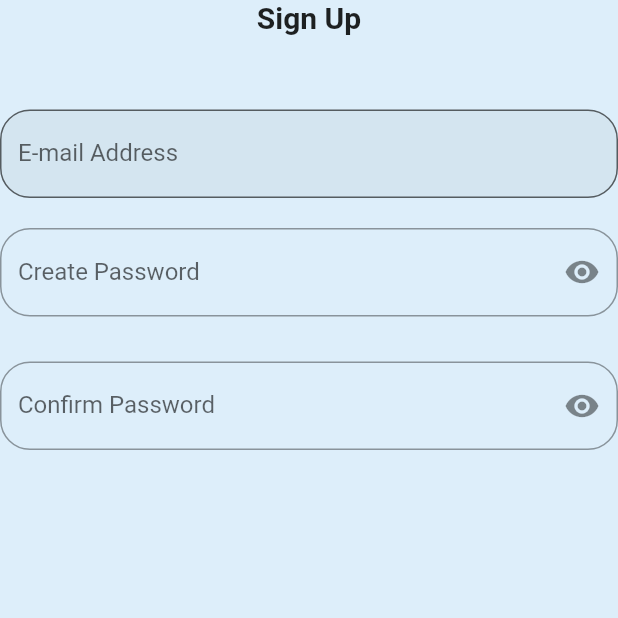
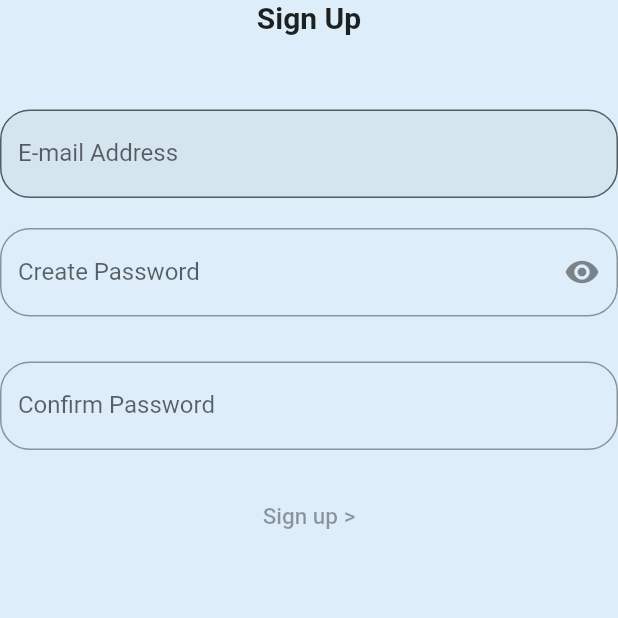
Before and after one commit to vipul-2003/Flutter-Development, a Flutter app: the screen it shows after launch, on a phone screen of 412 x 824 dp, the top half of it. Run offline on Flutter 3.47's test engine with Material 2 defaults, Android fonts, the light colour scheme and no system bars; our stand-ins replace animated_text_kit, audioplayers, firebase_auth, firebase_core, modal_progress_hud_nsn; accounts and stored records are empty; Roboto replaces fonts that are missing (Pacifico).

Commit message:
--- Auto Git Commit ---

```diff
--- a/sig/lib/Screens/LoginScreen.dart
+++ b/sig/lib/Screens/LoginScreen.dart
@@ -22,7 +22,7 @@ class _loginScreenState extends State<loginScreen> {
             Expanded(
               flex: 3,
               child: Container(
-                alignment :Alignment.center ,
+                alignment: Alignment.center,
                 height: 150.00,
                 decoration: const BoxDecoration(
                   color: Color.fromARGB(255, 221, 238, 250),
@@ -32,7 +32,6 @@ class _loginScreenState extends State<loginScreen> {
                   ),
                 ),
                 child: Column(
-
                   children: [
                     const Text(
                       'Sign Up',
@@ -45,29 +44,26 @@ class _loginScreenState extends State<loginScreen> {
                     const SizedBox(
                       height: 50.0,
                     ),
-                     TextFormField(
+                    TextFormField(
                       // onChanged: (value) {
                       //   email = value;
                       // },
                       textAlign: TextAlign.center,
                       decoration: InputDecoration(
                         labelText: 'E-mail Address',
+                        labelStyle: const TextStyle(),
                         hintText: 'Enter Your Email ID',
-                          border: OutlineInputBorder(
+                        border: OutlineInputBorder(
                           borderRadius: BorderRadius.circular(20),
                         ),
-
                         filled: true,
                       ),
 
                       keyboardType: TextInputType.emailAddress,
-
                     ),
-
                     const SizedBox(
                       height: 20.0,
                     ),
-
                     TextField(
                       // onChanged: (value) {
                       //   email = value;
@@ -76,8 +72,9 @@ class _loginScreenState extends State<loginScreen> {
                       decoration: InputDecoration(
                         labelText: 'Create Password',
                         hintText: 'Enter your password',
-                        border:  OutlineInputBorder(borderRadius: BorderRadius.circular(20),),
-
+                        border: OutlineInputBorder(
+                          borderRadius: BorderRadius.circular(20),
+                        ),
                         suffixIcon: IconButton(
                           icon: Icon(_secureText
                               ? Icons.remove_red_eye
@@ -103,21 +100,31 @@ class _loginScreenState extends State<loginScreen> {
                       decoration: InputDecoration(
                         labelText: 'Confirm Password',
                         hintText: 'Qwerty@1234',
-                        border: OutlineInputBorder(borderRadius: BorderRadius.circular(20),),
-                        suffixIcon: IconButton(
-                          icon: Icon(_secureText
-                              ? Icons.remove_red_eye
-                              : Icons.security),
-                          onPressed: () {
-                            setState(() {
-                              _secureText = !_secureText;
-                            });
-                          },
+                        border: OutlineInputBorder(
+                          borderRadius: BorderRadius.circular(20),
                         ),
                       ),
-                      obscureText: _secureText,
+                      obscureText: true,
                       keyboardType: TextInputType.name,
                     ),
+
+                    const SizedBox(
+                      height : 20,
+                    ),
+
+                    TextButton(
+                      onPressed: null,
+
+                     child: Column(crossAxisAlignment: CrossAxisAlignment.start,
+                      children:const  [
+
+                      Text('Sign up >',
+                      style : TextStyle(fontSize: 15,)),
+
+
+                     ],)),
+
+
                   ],
                 ),
               ),
```
